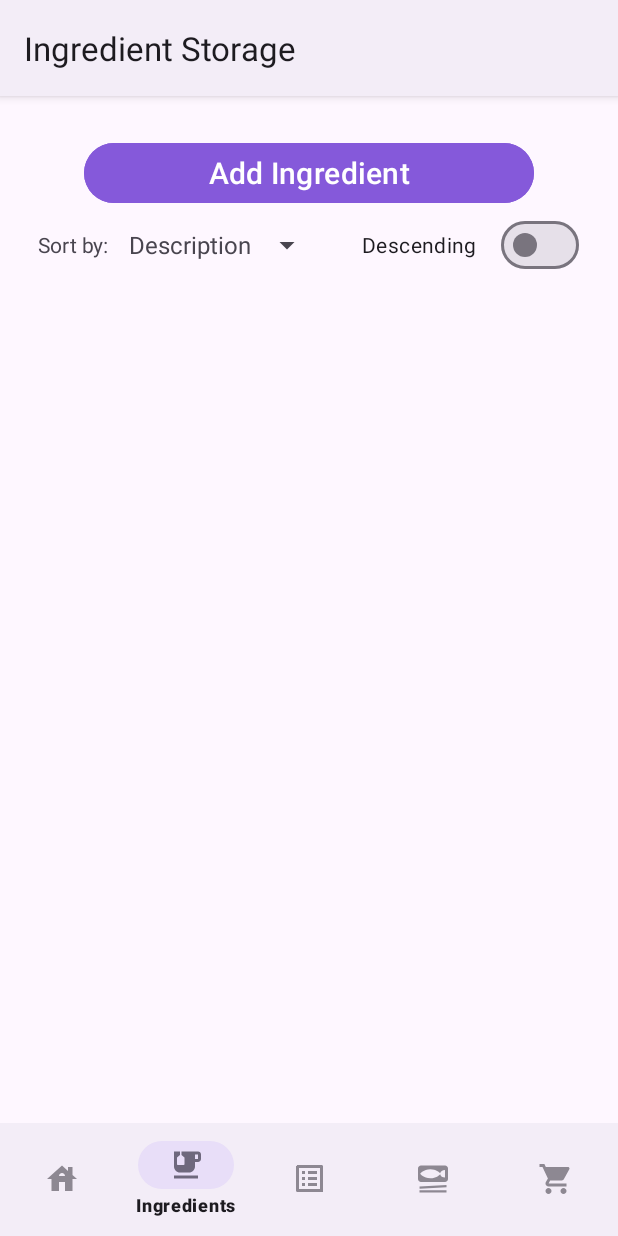
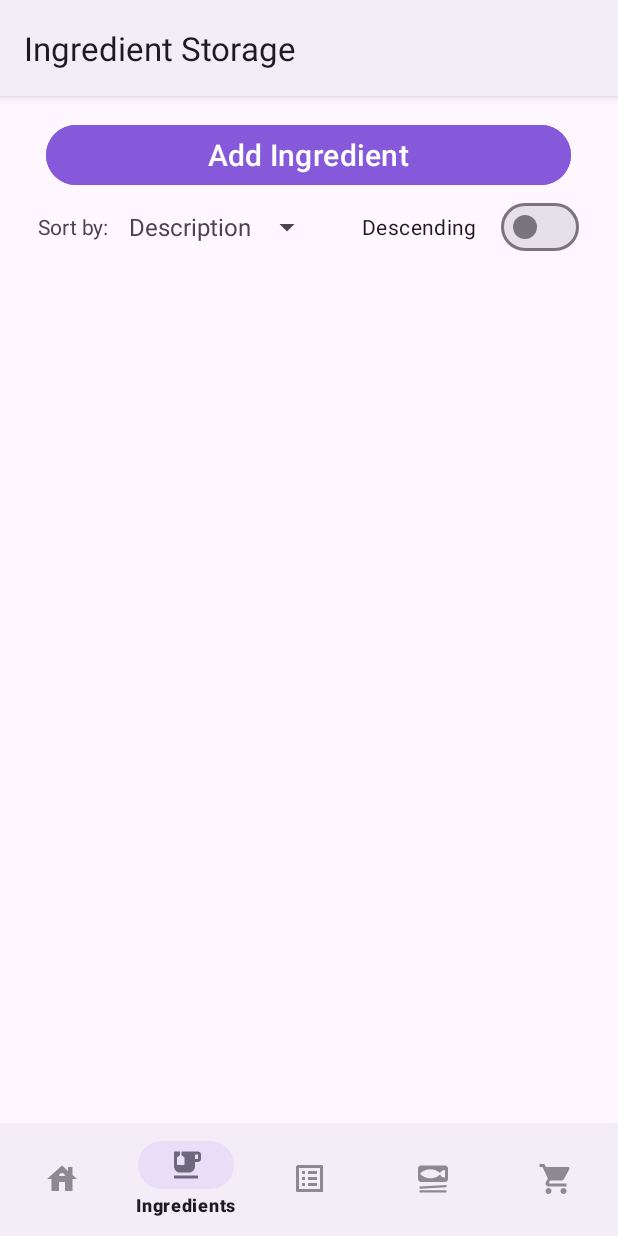
Before and after one commit to CMPUT301F22T14/GetYourGroceries, an Android app: the screen it shows after launch (MainActivity), item 2 of the bottom bar chosen, on a phone screen of 412 x 824 dp. Run offline under Robolectric (Android 15) with nearby library versions, the phone set to English and light mode, and no system bars; our stand-ins replace Firebase (no records; nobody signed in at launch, a user with empty details on screens opened directly).

Commit message:
fix ingredient storage home page not scrolling properly

```diff
--- a/app/src/main/res/layout/fragment_ingredient_list.xml
+++ b/app/src/main/res/layout/fragment_ingredient_list.xml
@@ -9,10 +9,10 @@
 
     <Button
         android:id="@+id/addIngredientButton"
-        android:layout_width="300dp"
+        android:layout_width="350dp"
         android:layout_height="wrap_content"
         android:layout_marginHorizontal="15dp"
-        android:layout_marginTop="60dp"
+        android:layout_marginTop="15dp"
         android:backgroundTint="@color/primaryLightColor"
         android:text="Add Ingredient"
         android:textAlignment="center"
@@ -66,11 +66,12 @@
     <ListView
         android:id="@+id/ingredientListView"
         android:layout_width="match_parent"
-        android:layout_height="630dp"
-        android:layout_margin="20dp"
+        android:layout_height="0dp"
         android:divider="@drawable/space_divider"
+        android:layout_marginHorizontal="10dp"
+        android:layout_weight="1"
         android:gravity="center"
         android:orientation="vertical"
-        android:paddingBottom="70sp"
+        android:layout_marginBottom="75dp"
         android:showDividers="middle" />
 </LinearLayout>
```
